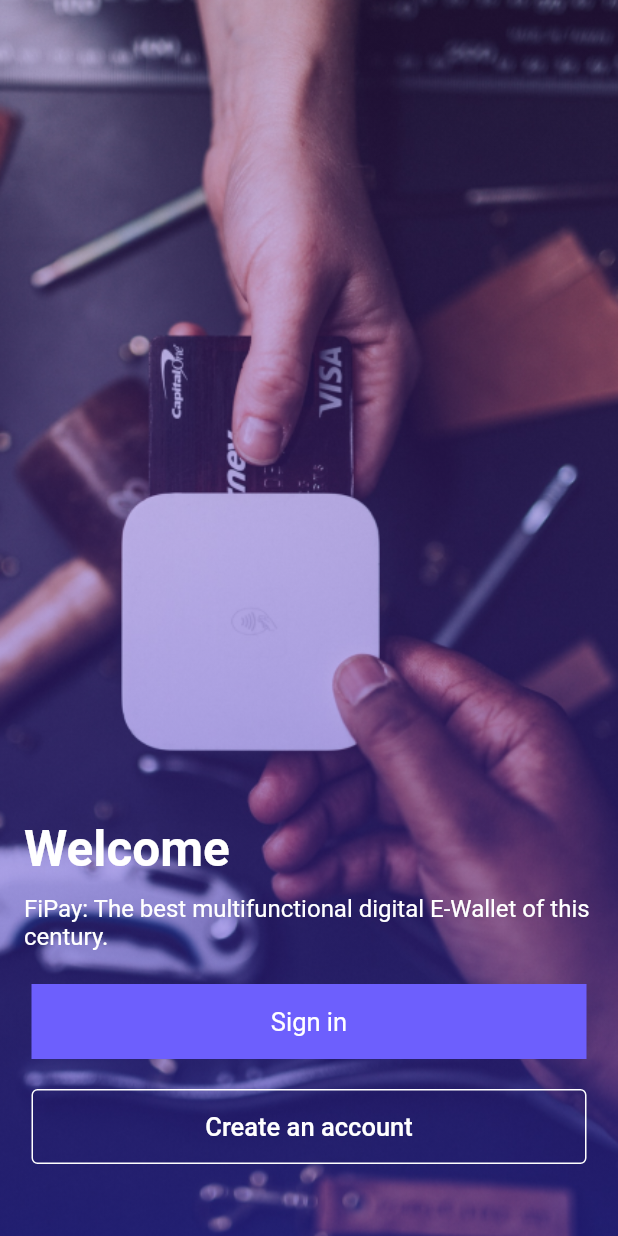
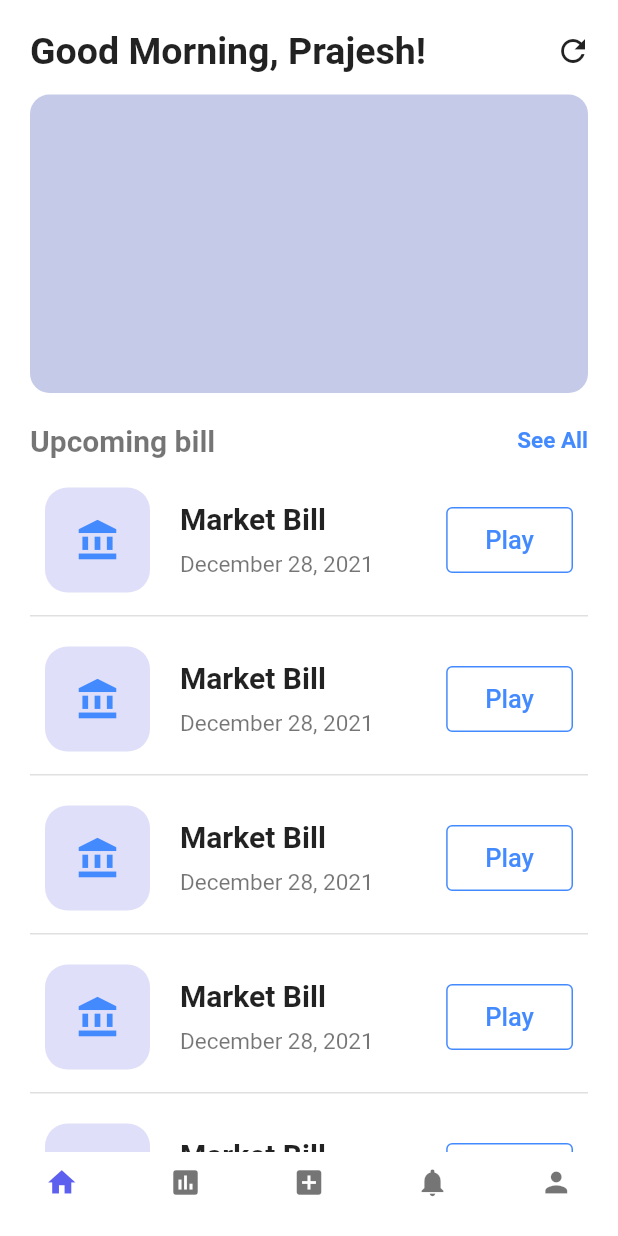
Before and after one commit to PrajeshKasodiya/budget_tracker, a Flutter app: the screen it shows after launch, on a phone screen of 412 x 824 dp. Run offline on Flutter 3.47's test engine with Material 2 defaults, Android fonts, the phone set to English and light mode, and no system bars.

Commit message:
mvp-sp12_182_Create-master-screen

```diff
--- a/lib/main.dart
+++ b/lib/main.dart
@@ -1,8 +1,8 @@
-
 import 'package:budget/view/%20authentication/forgot_password.dart';
 import 'package:budget/view/%20authentication/newpassword.dart';
 import 'package:budget/view/%20authentication/success.dart';
 import 'package:budget/view/%20authentication/welcome.dart';
+import 'package:budget/view/master/master_screen.dart';
 import 'package:flutter/material.dart';
 
 void main() {
@@ -23,7 +23,7 @@ class MyApp extends StatelessWidget {
 
           )
       ),
-      home: const WelcomePage()
+      home: const MasterPage()
     );
   }
 }
--- a/lib/view/ authentication/forgot_password.dart
+++ b/lib/view/ authentication/forgot_password.dart
@@ -1,6 +1,7 @@
 import 'package:budget/view/%20authentication/newpassword.dart';
 import 'package:budget/view/%20authentication/register.dart';
 import 'package:budget/view/%20authentication/success.dart';
+import 'package:budget/widgets/properties.dart';
 import 'package:flutter/material.dart';
 
 var properties = Properties();
--- a/lib/view/ authentication/login.dart
+++ b/lib/view/ authentication/login.dart
@@ -1,4 +1,5 @@
 import 'package:budget/view/%20authentication/register.dart';
+import 'package:budget/widgets/properties.dart';
 import 'package:flutter/material.dart';
 
 var properties = Properties();
--- a/lib/view/ authentication/newpassword.dart
+++ b/lib/view/ authentication/newpassword.dart
@@ -1,5 +1,6 @@
 import 'package:budget/view/%20authentication/register.dart';
 import 'package:budget/view/%20authentication/success.dart';
+import 'package:budget/widgets/properties.dart';
 import 'package:flutter/material.dart';
 
 var properties = Properties();
--- a/lib/view/ authentication/register.dart
+++ b/lib/view/ authentication/register.dart
@@ -1,11 +1,7 @@
 import 'package:budget/view/%20authentication/forgot_password.dart';
 import 'package:budget/view/%20authentication/login.dart';
 import 'package:flutter/material.dart';
-
-class Properties{
-  var outsidePadding =const Padding(padding: EdgeInsets.symmetric(horizontal: 25));
-  var inlinePadding = const Padding(padding: EdgeInsets.only(left:10));
-}
+import '../../widgets/properties.dart';
 
 var properties = Properties();
 class Registers extends StatefulWidget {
--- /dev/null
+++ b/lib/view/master/master_screen.dart
@@ -0,0 +1,161 @@
+import 'package:budget/widgets/properties.dart';
+import 'package:flutter/material.dart';
+
+
+var properties = Properties();
+class MasterPage extends StatefulWidget {
+  const MasterPage({Key? key}) : super(key: key);
+
+  @override
+  State<MasterPage> createState() => _MasterPageState();
+}
+
+class _MasterPageState extends State<MasterPage> {
+  int currentTab = 0;
+  List<Widget> body = [const HomePge()];
+  @override
+  Widget build(BuildContext context) {
+    return Scaffold(
+      backgroundColor: Colors.white,
+       bottomNavigationBar: BottomNavigationBar(
+         elevation: 0,
+         type: BottomNavigationBarType.fixed, // Fixed
+         backgroundColor: Colors.white,
+         selectedItemColor: const Color(0xFF5D5FEF),
+         unselectedItemColor: Colors.black54,
+         iconSize: 22,
+         onTap: ((value) {
+           setState(() {
+             currentTab = value;
+           });
+         }),
+         currentIndex: currentTab,
+         items:const <BottomNavigationBarItem>[
+            BottomNavigationBarItem(icon: Icon(Icons.home ),label: " "),
+            BottomNavigationBarItem(icon: Icon(Icons.insert_chart ),label: " "),
+            BottomNavigationBarItem(icon: Icon(Icons.add_box ),label: " "),
+            BottomNavigationBarItem(icon: Icon(Icons.notifications ),label: " "),
+            BottomNavigationBarItem(icon: Icon(Icons.person),label: " "),
+         ],
+       ),
+      body: body.elementAt(currentTab),
+    );
+  }
+}
+
+// home widget
+class HomePge extends StatefulWidget {
+  const HomePge({Key? key}) : super(key: key);
+
+  @override
+  State<HomePge> createState() => _HomePgeState();
+}
+
+class _HomePgeState extends State<HomePge> {
+  @override
+  Widget build(BuildContext context) {
+    return Scaffold(
+      body: SafeArea(
+        child: Container(
+          width: double.maxFinite,
+          color: Colors.white,
+          child: Column(
+            crossAxisAlignment: CrossAxisAlignment.start,
+            children:   [
+              Padding(
+                padding:const EdgeInsets.only(top: 10,left: 20 ,right: 6,bottom: 5),
+                child: Row(
+                  mainAxisAlignment: MainAxisAlignment.spaceBetween,
+                  children: [
+                  const  Text("Good Morning, Prajesh!",style: TextStyle(fontSize:25,fontWeight: FontWeight.bold,color:Colors.black87),),
+                    IconButton(onPressed: (){}, icon:const Icon(Icons.refresh_sharp))
+                  ],
+                ),
+              ),
+              Container(
+                width: double.maxFinite,
+                height: 199,
+                margin:const EdgeInsets.symmetric(horizontal: 20),
+                decoration: BoxDecoration(
+                  borderRadius: BorderRadius.circular(13),
+                  color:const Color(0xFFC5CAE9)
+                ),
+              ),
+              Padding(
+                padding:const EdgeInsets.only(left: 20,right :20,top: 20 ,bottom: 5),
+                child: Row(
+                  mainAxisAlignment: MainAxisAlignment.spaceBetween,
+                  children:const [
+                       Text("Upcoming bill",style: TextStyle(fontSize:20,fontWeight: FontWeight.bold,color:Colors.black54)),
+                    Text("See All",style: TextStyle(fontSize:15,fontWeight: FontWeight.bold,color:Colors.blueAccent
+                    ))
+                  ],
+                ),
+              ),
+              Expanded(
+                  child: ListView.builder(
+                  itemCount: 35,
+                  shrinkWrap: true,
+                  // padding: EdgeInsets.only(),
+                  itemBuilder:  (BuildContext context, int index){
+                return Container(
+                  margin:const EdgeInsets.symmetric(horizontal: 20,vertical: 5),
+                  width: double.maxFinite,
+                  child: Column(
+                    children: [
+                      Row(
+                        mainAxisAlignment: MainAxisAlignment.spaceBetween,
+                        children: [
+                          Padding(
+                            padding: const EdgeInsets.all(10.0),
+                            child: Container(
+                              margin:const EdgeInsets.only(right: 10),
+                              width: 70,
+                              height: 70,
+                              decoration:const BoxDecoration(
+                                  color:Color(0xFFDFDFFA),
+                                borderRadius: BorderRadius.all(Radius.circular(15))
+                              ),
+                              child:const Center(
+                                child: Icon(Icons.account_balance,size: 30,color: Colors.blueAccent),
+                              ),
+                            ),
+                          ),
+                          Column(
+                            crossAxisAlignment: CrossAxisAlignment.start,
+                            children:const [
+                              Text("Market Bill",style: TextStyle(fontSize: 20,fontWeight: FontWeight.w600)),
+                              SizedBox(height: 10),
+                              Text("December 28, 2021",style: TextStyle(fontSize: 15,color: Colors.black54)),
+                            ],
+                          ),
+                          const Spacer(),
+                          Padding(
+                            padding: const EdgeInsets.only(right: 10),
+                            child: OutlinedButton(
+                                onPressed: (){
+                              // Navigator.push(context, MaterialPageRoute(builder: (context) => const UserLogin()));
+                            },
+                                style:  OutlinedButton.styleFrom(
+                                side:const BorderSide(color: Colors.blueAccent)
+                            ), child:const Padding(
+                              padding:   EdgeInsets.symmetric(horizontal: 10,vertical: 12),
+                              child:    Text("Play",style: TextStyle(color: Colors.blueAccent,fontSize: 17),),
+                            )),
+                          ),
+
+                        ],
+                      ),
+                      Container(margin:const EdgeInsets.only(top:5),color: Colors.black12,width: double.maxFinite,height: 1)
+                    ],
+                  ),
+                );
+              }))
+
+            ],
+          ),
+        ),
+      ),
+    );
+  }
+}
--- /dev/null
+++ b/lib/widgets/properties.dart
@@ -0,0 +1,10 @@
+import 'package:flutter/material.dart';
+
+class Properties{
+  // paddings
+  var outsidePadding =const Padding(padding: EdgeInsets.symmetric(horizontal: 25));
+  var inlinePadding = const Padding(padding: EdgeInsets.only(left:10));
+
+  // BottomNavigationBar colors
+  var iconColor = Colors.black54;
+}
```
